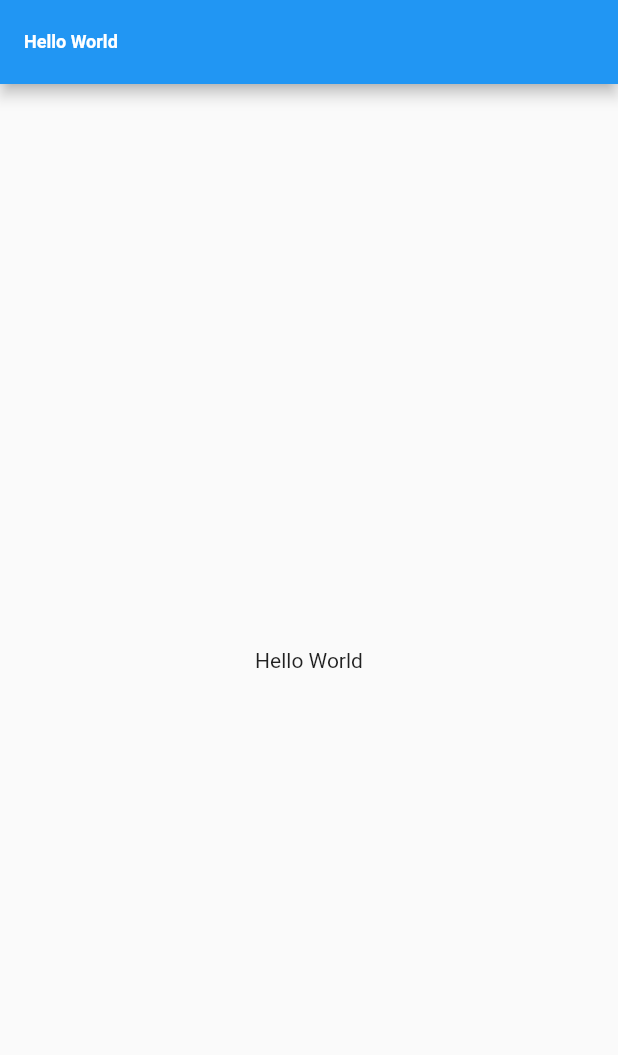
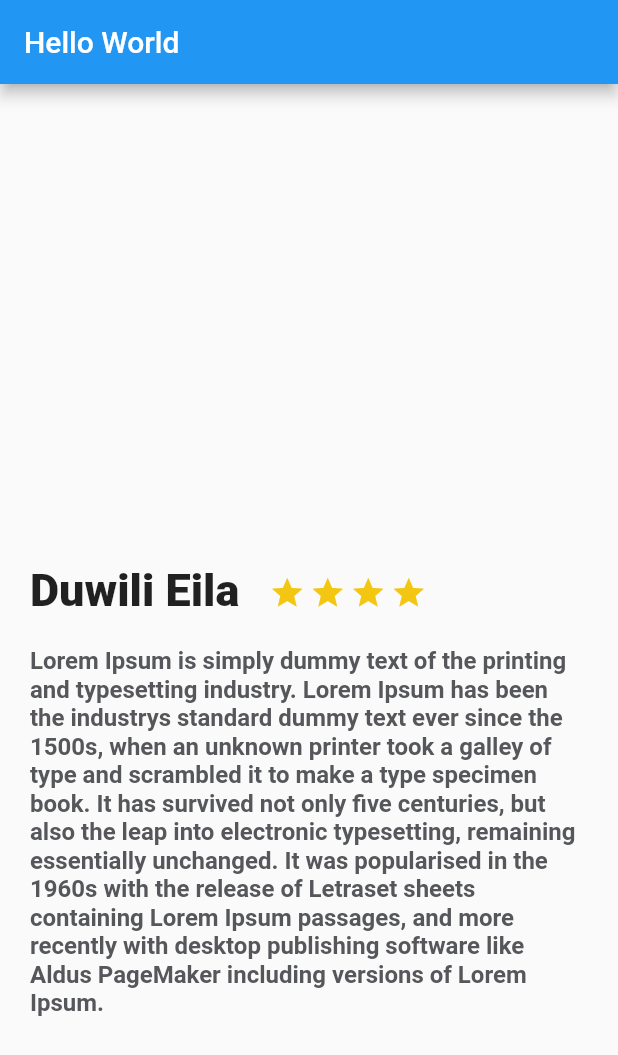
Before and after one commit to andresmauricio/flutter_trips, a Flutter app: the screen it shows after launch, on a phone screen of 412 x 824 dp. Shown: the top 1055 px of the screen. Run offline on Flutter 3.47's test engine with Material 2 defaults, Android fonts, the phone set to English and light mode, and no system bars.

Commit message:
descriptions widget

```diff
--- /dev/null
+++ b/lib/description_place.dart
@@ -0,0 +1,54 @@
+import 'package:flutter/material.dart';
+
+class DescriptionPlace extends StatelessWidget {
+  String loremText =
+      'Lorem Ipsum is simply dummy text of the printing and typesetting industry. Lorem Ipsum has been the industrys standard dummy text ever since the 1500s, when an unknown printer took a galley of type and scrambled it to make a type specimen book. It has survived not only five centuries, but also the leap into electronic typesetting, remaining essentially unchanged. It was popularised in the 1960s with the release of Letraset sheets containing Lorem Ipsum passages, and more recently with desktop publishing software like Aldus PageMaker including versions of Lorem Ipsum.';
+
+  @override
+  Widget build(BuildContext context) {
+    final start = Container(
+      margin: EdgeInsets.only(top: 323.0, right: 3.0),
+      child: Icon(
+        Icons.star,
+        color: Color(0xFFf2C611),
+      ),
+    );
+
+    final description = Container(
+      margin: EdgeInsets.only(
+        top: 20.0,
+        left: 20.0,
+        right: 20.0,
+      ),
+      child: Text(
+        loremText,
+        style: TextStyle(
+            fontSize: 16.0,
+            fontWeight: FontWeight.bold,
+            color: Color(0xFF56575a)),
+      ),
+    );
+
+    final titleStars = Row(
+      children: <Widget>[
+        Container(
+          margin: EdgeInsets.only(top: 320.0, left: 20.0, right: 20.0),
+          child: Text(
+            "Duwili Eila",
+            style: TextStyle(fontSize: 30.0, fontWeight: FontWeight.w900),
+            textAlign: TextAlign.left,
+          ),
+        ),
+        Row(children: <Widget>[
+          start,
+          start,
+          start,
+          start,
+        ])
+      ],
+    );
+    return Column(
+      children: [titleStars, description],
+    );
+  }
+}
--- a/lib/main.dart
+++ b/lib/main.dart
@@ -1,4 +1,5 @@
 import 'package:flutter/material.dart';
+import 'package:flutter_trips/description_place.dart';
 
 void main() {
   runApp(MyApp());
@@ -14,15 +15,8 @@ class MyApp extends StatelessWidget {
         visualDensity: VisualDensity.adaptivePlatformDensity,
       ),
       home: Scaffold(
-        appBar: AppBar(
-            title: Text(
-          'Hello World',
-          textAlign: TextAlign.center,
-          style: TextStyle(fontWeight: FontWeight.bold, fontSize: 12),
-        )),
-        body: Center(
-          child: Text('Hello World'),
-        ),
+        appBar: AppBar(title: Text('Hello World')),
+        body: DescriptionPlace()
       ),
     );
   }
```
